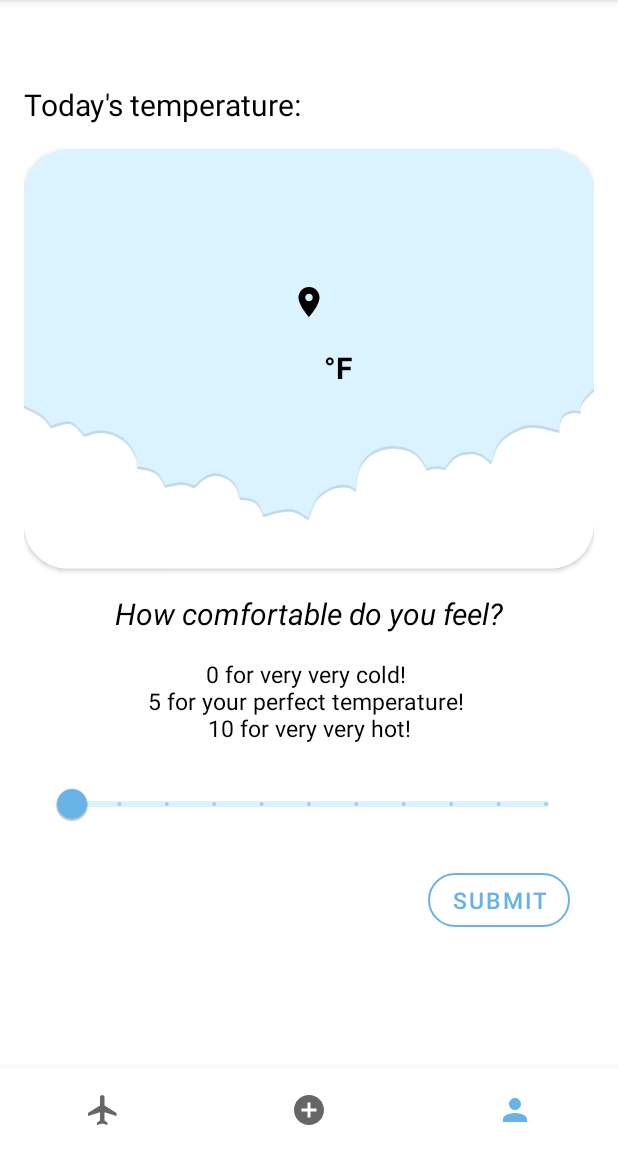
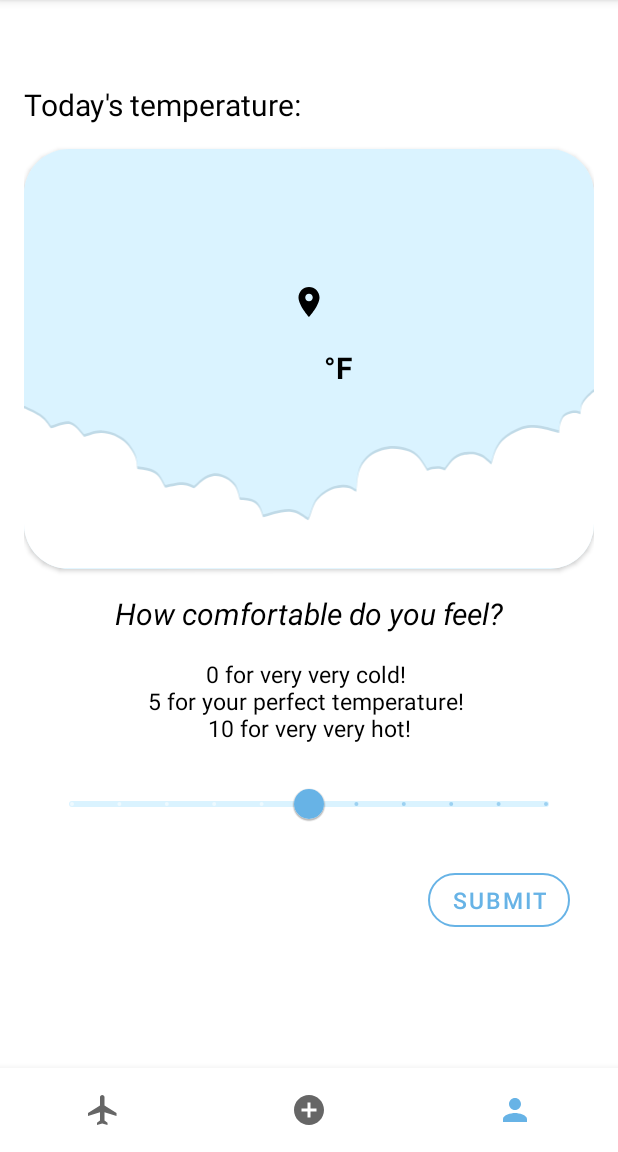
Before and after one commit to fionamei/comfortzone, an Android app: the fragment InputFragment placed in its activity, on a phone screen of 412 x 824 dp, the part 84-1236 px from its top. Run offline under Robolectric (Android 15) with nearby library versions, the light colour scheme and no system bars; libraries missing offline, so code that uses them is left out: com.parse; 2 statements that could not run were skipped.

Commit message:
[input] slider resets to default value after clicking on button

```diff
--- a/ComfortZoneApp/app/src/main/java/com/example/comfortzone/Fragments/InputFragment.java
+++ b/ComfortZoneApp/app/src/main/java/com/example/comfortzone/Fragments/InputFragment.java
@@ -6,9 +6,11 @@ import androidx.annotation.NonNull;
 import androidx.annotation.Nullable;
 import androidx.fragment.app.Fragment;
 
+import android.util.Log;
 import android.view.LayoutInflater;
 import android.view.View;
 import android.view.ViewGroup;
+import android.widget.Button;
 import android.widget.TextView;
 
 import com.example.comfortzone.GetLocationCallback;
@@ -17,6 +19,7 @@ import com.example.comfortzone.Utils.LocationUtil;
 import com.example.comfortzone.WeatherClient;
 import com.example.comfortzone.getWeatherCallback;
 import com.example.comfortzone.models.WeatherData;
+import com.google.android.material.slider.Slider;
 import com.google.gson.Gson;
 import com.google.gson.GsonBuilder;
 
@@ -28,6 +31,11 @@ public class InputFragment extends Fragment {
     private TextView tvCurrentTemp;
     private WeatherClient client;
     private WeatherData weatherData;
+    private Button btnSubmit;
+    private Slider slComfortLevel;
+
+    public static final String TAG = "InputFragment";
+    public static final int DEFAULT_VALUE = 5;
 
     public InputFragment() {
         // Required empty public constructor
@@ -46,7 +54,7 @@ public class InputFragment extends Fragment {
         client = new WeatherClient();
         initViews(view);
         getWeatherClass();
-
+        listenerSetup();
     }
 
     private void initViews(View view) {
@@ -54,6 +62,8 @@ public class InputFragment extends Fragment {
         tvCity = view.findViewById(R.id.tvCity);
         tvTime = view.findViewById(R.id.tvTime);
         tvCurrentTemp = view.findViewById(R.id.tvCurrentTemp);
+        btnSubmit = view.findViewById(R.id.btnSubmit);
+        slComfortLevel = view.findViewById(R.id.slComfortLevel);
     }
 
     private void populateViews() {
@@ -86,4 +96,14 @@ public class InputFragment extends Fragment {
             }
         });
     }
+
+    private void listenerSetup() {
+        btnSubmit.setOnClickListener(new View.OnClickListener() {
+            @Override
+            public void onClick(View v) {
+                int comfortLevel = (int) slComfortLevel.getValue();
+                slComfortLevel.setValue(DEFAULT_VALUE);
+            }
+        });
+    }
 }
--- a/ComfortZoneApp/app/src/main/res/layout/fragment_input.xml
+++ b/ComfortZoneApp/app/src/main/res/layout/fragment_input.xml
@@ -115,39 +115,44 @@
     </androidx.cardview.widget.CardView>
 
     <TextView
+        android:id="@+id/tvHowComfyQuestion"
         android:layout_width="match_parent"
         android:layout_height="wrap_content"
         android:layout_margin="@dimen/generalMargin"
+        android:gravity="center"
         android:text="@string/how_comfortable_do_you_feel"
         android:textColor="@color/black"
         android:textSize="@dimen/generalTextSize"
-        android:gravity="center"
         android:textStyle="italic" />
 
     <TextView
+        android:id="@+id/tvComfyDescriptions"
         android:layout_width="match_parent"
         android:layout_height="wrap_content"
-        android:textColor="@color/black"
-        android:textSize="@dimen/miniTextSize"
-        android:text="@string/levels"
         android:layout_marginHorizontal="@dimen/generalMargin"
         android:gravity="center"
-        />
+        android:text="@string/levels"
+        android:textColor="@color/black"
+        android:textSize="@dimen/miniTextSize" />
 
     <com.google.android.material.slider.Slider
+        android:id="@+id/slComfortLevel"
         android:layout_width="match_parent"
         android:layout_height="wrap_content"
+        android:layout_margin="@dimen/generalMargin"
+        android:stepSize="1.0"
         android:valueFrom="0.0"
         android:valueTo="10.0"
-        android:stepSize="1.0"
-        android:layout_margin="@dimen/generalMargin"
-        app:trackColor="@color/fillColorBlue"
-        />
+        android:value="5"
+        app:trackColor="@color/fillColorBlue" />
 
     <com.google.android.material.button.MaterialButton
+        android:id="@+id/btnSubmit"
         style="@style/Widget.MaterialComponents.Button.OutlinedButton"
         android:layout_width="wrap_content"
         android:layout_height="wrap_content"
+        android:layout_gravity="end"
+        android:layout_marginEnd="@dimen/generalMargin"
         android:text="@string/submit"
         android:textColor="@color/mainButtonBlue"
         android:textSize="@dimen/miniTextSize"
@@ -155,9 +160,6 @@
         app:cornerRadius="@dimen/inputCornerRadius"
         app:rippleColor="@color/fillColorBlue"
         app:strokeColor="@color/mainButtonBlue"
-        app:strokeWidth="@dimen/buttonStroke"
-        android:layout_gravity="end"
-        android:layout_marginRight="@dimen/generalMargin"
-        />
+        app:strokeWidth="@dimen/buttonStroke" />
 
 </LinearLayout>
```
